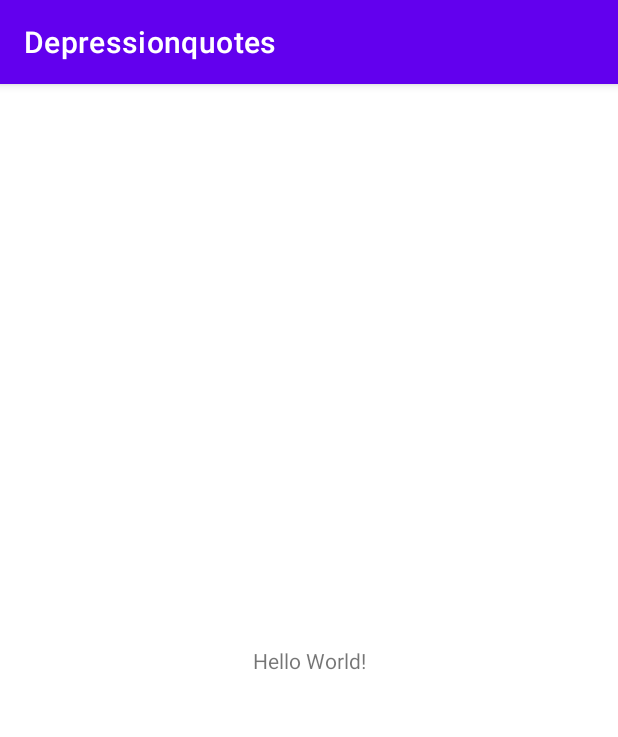
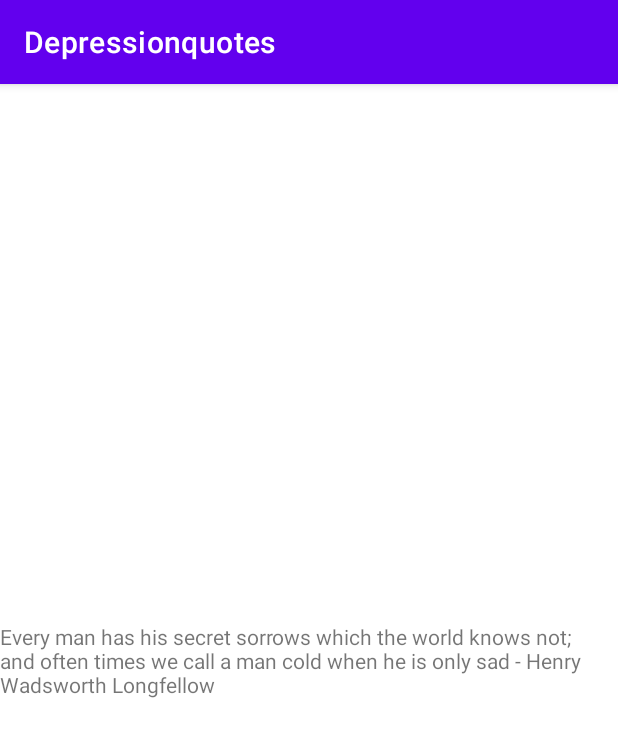
Before and after one commit to LukasTinnes/Depressionquotes, an Android app: the screen it shows after launch (MainActivity), on a phone screen of 412 x 824 dp. Shown: the top 737 px of the screen. Run offline under Robolectric (Android 15) with nearby library versions, the phone set to English and light mode, and no system bars.

Commit message:
added random text on load

```diff
--- a/app/src/main/java/com/example/depressionquotes/MainActivity.java
+++ b/app/src/main/java/com/example/depressionquotes/MainActivity.java
@@ -3,6 +3,7 @@ package com.example.depressionquotes;
 import androidx.appcompat.app.AppCompatActivity;
 
 import android.os.Bundle;
+import android.widget.TextView;
 
 public class MainActivity extends AppCompatActivity {
 
@@ -10,5 +11,9 @@ public class MainActivity extends AppCompatActivity {
     protected void onCreate(Bundle savedInstanceState) {
         super.onCreate(savedInstanceState);
         setContentView(R.layout.activity_main);
+//        This is good coding practice for apps apparently
+        String[] quotes = getResources().getStringArray(R.array.quotes);
+        final TextView textview = findViewById(R.id.text_id);
+        textview.setText(quotes[0]);
     }
 }
--- a/app/src/main/res/layout/activity_main.xml
+++ b/app/src/main/res/layout/activity_main.xml
@@ -7,6 +7,7 @@
     tools:context=".MainActivity">
 
     <TextView
+        android:id="@+id/text_id"
         android:layout_width="wrap_content"
         android:layout_height="wrap_content"
         android:text="Hello World!"
--- a/app/src/main/res/values/strings.xml
+++ b/app/src/main/res/values/strings.xml
@@ -2,10 +2,10 @@
     <string name="app_name">Depressionquotes</string>
     <string-array name="quotes">
         <item>Every man has his secret sorrows which the world knows not; and often times we call a man cold when he is only sad - Henry Wadsworth Longfellow </item>
-        <item>There are wounds that never show on the body that are deeper and more hurtful than anything that bleeds -  Laurell K. Hamilton, Mistral's Kiss  </item>
+        <item>There are wounds that never show on the body that are deeper and more hurtful than anything that bleeds -  Laurell K. Hamilton, Mistrals Kiss  </item>
         <item>Do you not see how necessary a world of pains and troubles is to school an intelligence and make it a soul? -  John Keats, Letters of John Keats </item>
-        <item>The sun stopped shining for me is all. The whole story is: I am sad. I am sad all the time and the sadness is so heavy that I can't get away from it. Not ever. - Nina LaCour, Hold Still</item>
-        <item>Anger, resentment and jealousy doesn't change the heart of others— it only changes yours.- Shannon Alder</item>
+        <item>The sun stopped shining for me is all. The whole story is: I am sad. I am sad all the time and the sadness is so heavy that I can\'t get away from it. Not ever. - Nina LaCour, Hold Still</item>
+        <item>Anger, resentment and jealousy doesn\'t change the heart of others— it only changes yours.- Shannon Alder</item>
         <item> Maybe we all have darkness inside of us and some of us are better at dealing with it than others. - Jasmine Warga</item>
         <item>I am in that temper that if I were under water I would scarcely kick to come to the top. - John Keats</item>
         <item> The pupil dilates in darkness and in the end finds light, just as the soul dilates in misfortune and in the end finds God. - Viktor Hug, Les Miserables</item>
```
